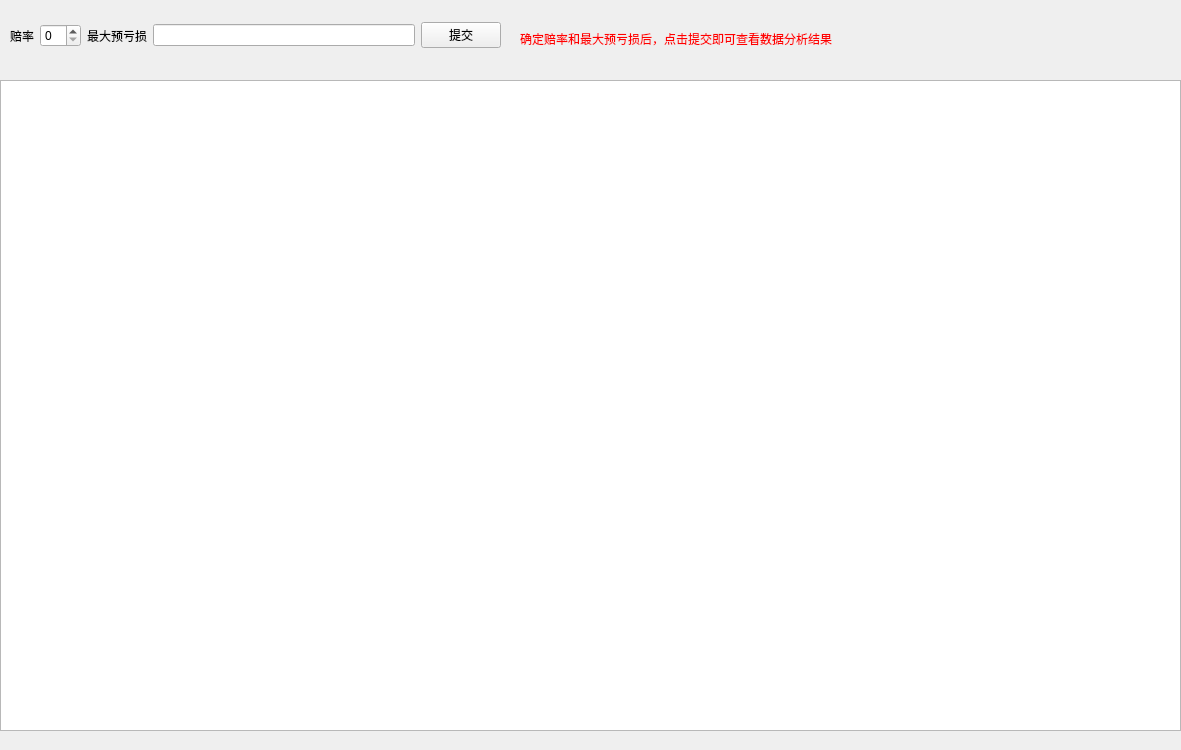
This is UI/loss_analysis.ui in Lh-Big-Bungy/liuhecai_demo as Qt 5 draws it before an edit. The edited form follows.
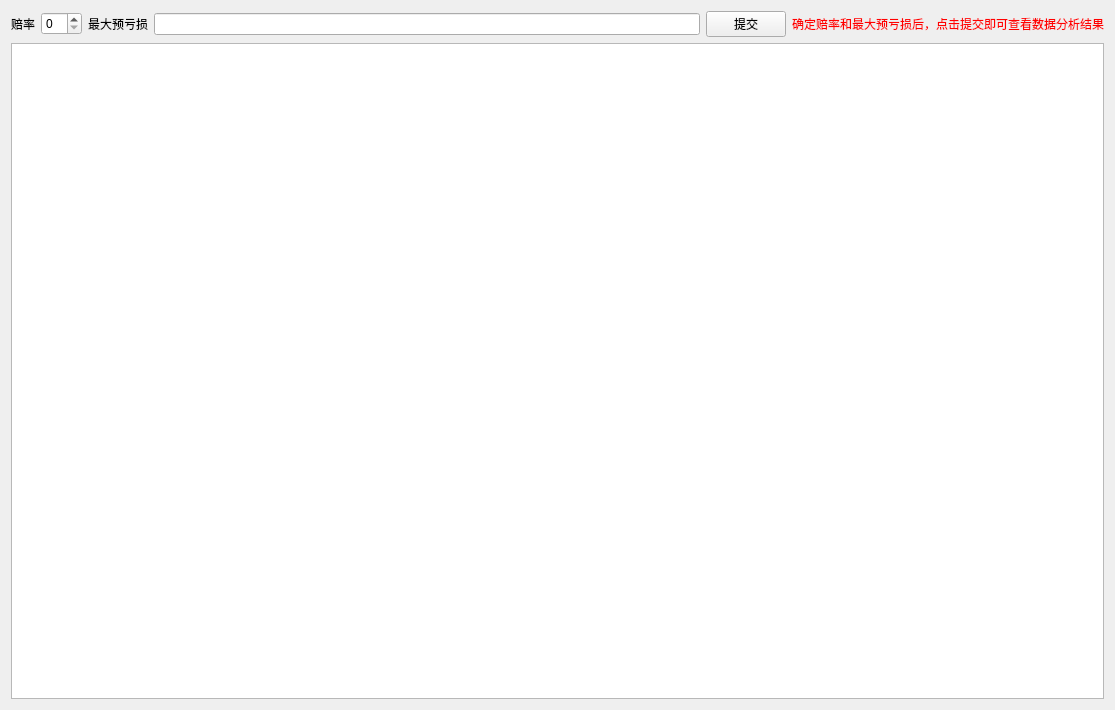
This is the edited form.

What changed in the file:
```diff
--- a/UI/loss_analysis.ui
+++ b/UI/loss_analysis.ui
@@ -6,32 +6,15 @@
    <rect>
     <x>0</x>
     <y>0</y>
-    <width>1181</width>
-    <height>750</height>
+    <width>1115</width>
+    <height>710</height>
    </rect>
   </property>
   <property name="windowTitle">
    <string>Form</string>
   </property>
-  <widget class="QTableView" name="tableView">
-   <property name="geometry">
-    <rect>
-     <x>0</x>
-     <y>80</y>
-     <width>1181</width>
-     <height>651</height>
-    </rect>
-   </property>
-  </widget>
-  <widget class="QWidget" name="horizontalLayoutWidget">
-   <property name="geometry">
-    <rect>
-     <x>10</x>
-     <y>0</y>
-     <width>491</width>
-     <height>71</height>
-    </rect>
-   </property>
+  <layout class="QGridLayout" name="gridLayout">
+   <item row="0" column="0">
    <layout class="QHBoxLayout" name="horizontalLayout">
     <item>
      <widget class="QLabel" name="odds">
@@ -61,20 +44,18 @@
      </widget>
     </item>
    </layout>
-  </widget>
+   </item>
+   <item row="0" column="1">
   <widget class="QLabel" name="label">
-   <property name="geometry">
-    <rect>
-     <x>520</x>
-     <y>30</y>
-     <width>361</width>
-     <height>16</height>
-    </rect>
-   </property>
    <property name="text">
     <string>&lt;html&gt;&lt;head/&gt;&lt;body&gt;&lt;p&gt;&lt;span style=&quot; color:#ff0000;&quot;&gt;确定赔率和最大预亏损后，点击提交即可查看数据分析结果&lt;/span&gt;&lt;/p&gt;&lt;/body&gt;&lt;/html&gt;</string>
    </property>
   </widget>
+   </item>
+   <item row="1" column="0" colspan="2">
+    <widget class="QTableView" name="tableView"/>
+   </item>
+  </layout>
   <widget class="QLabel" name="label_2">
    <property name="geometry">
     <rect>
```
Lines whose indentation alone changed are shown as unchanged.
